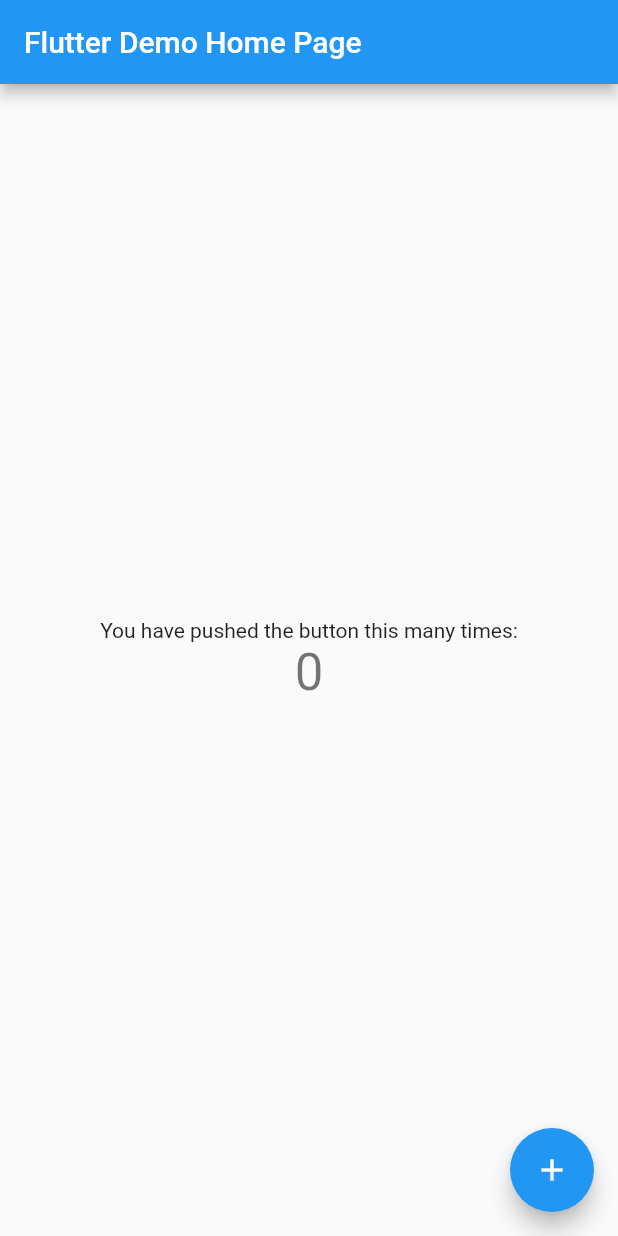
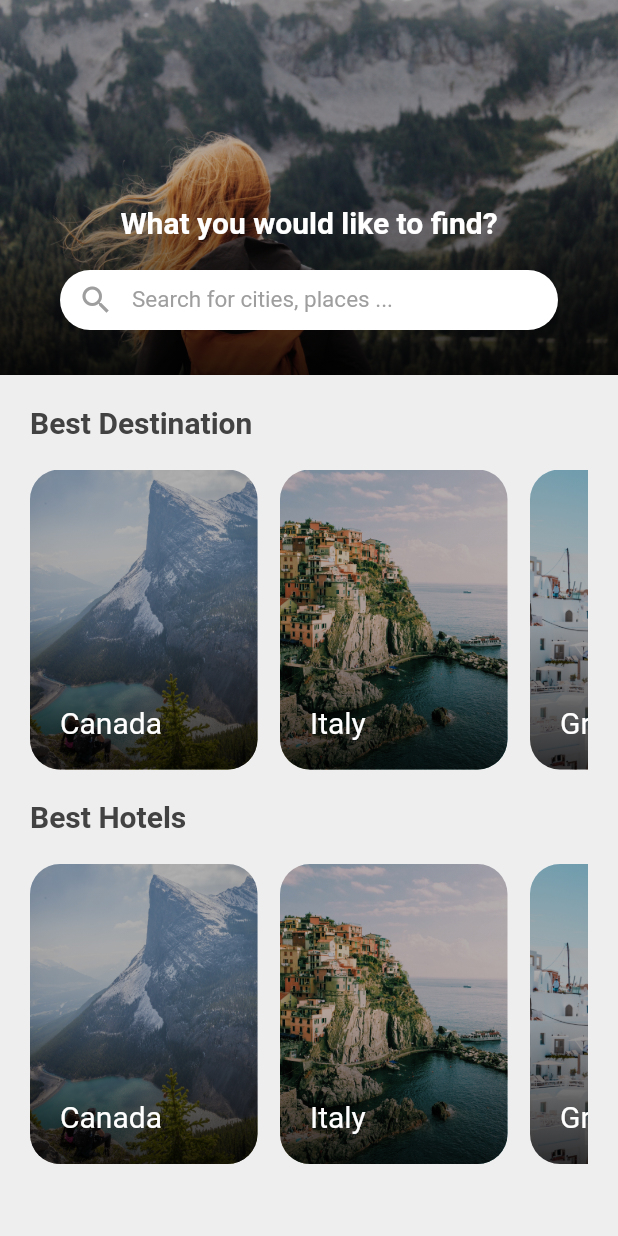
Before and after one commit to speauty/flutter_ui_examples, a Flutter app: the screen it shows after launch, on a phone screen of 412 x 824 dp. Run offline on Flutter 3.47's test engine with Material 2 defaults, Android fonts, the phone set to English and light mode, and no system bars; our stand-ins replace simple_animations.

Commit message:
feature: 完成旅游UI;

```diff
--- /dev/null
+++ b/lib/common/animations/fade_animation.dart
@@ -0,0 +1,41 @@
+import 'package:flutter/material.dart';
+import 'package:simple_animations/animation_builder/play_animation_builder.dart';
+import 'package:simple_animations/movie_tween/movie_tween.dart';
+
+class FadeAnimation extends StatelessWidget {
+  const FadeAnimation({
+    super.key,
+    required this.delay,
+    required this.child,
+  });
+
+  final double delay;
+  final Widget child;
+
+  @override
+  Widget build(BuildContext context) {
+    final MovieTween tween = MovieTween()
+      ..scene(
+        begin: const Duration(milliseconds: 0),
+        end: const Duration(milliseconds: 500),
+      ).tween('opacity', Tween<double>(begin: 0.0, end: 1.0))
+      ..scene(
+        begin: const Duration(milliseconds: 0),
+        end: const Duration(milliseconds: 500),
+        curve: Curves.easeIn,
+      ).tween('translateY', Tween<double>(begin: -30.0, end: 0.0));
+    return PlayAnimationBuilder<Movie>(
+      delay: Duration(milliseconds: (500 * delay).round()),
+      duration: tween.duration,
+      tween: tween,
+      child: child,
+      builder: (context, value, child) => Opacity(
+        opacity: value.get('opacity'),
+        child: Transform.translate(
+          offset: Offset(0, value.get('translateY')),
+          child: child,
+        ),
+      ),
+    );
+  }
+}
--- /dev/null
+++ b/lib/features/travel/pages/travel_page.dart
@@ -0,0 +1,163 @@
+import 'package:flutter/material.dart';
+import 'package:flutter_ui_examples/common/animations/fade_animation.dart';
+import 'package:flutter_ui_examples/features/travel/widgets/card_image_widget.dart';
+
+class TravelPage extends StatefulWidget {
+  const TravelPage({super.key});
+
+  @override
+  State<TravelPage> createState() => _TravelPageState();
+}
+
+class _TravelPageState extends State<TravelPage> {
+  List destinations = [
+    {"title": "Canada", "image": "assets/images/canada.jpg"},
+    {"title": "Italy", "image": "assets/images/Italy.jpg"},
+    {"title": "Greece", "image": "assets/images/greece.jpg"},
+    {"title": "United States", "image": "assets/images/united-states.jpg"},
+  ];
+
+  @override
+  Widget build(BuildContext context) {
+    return Scaffold(
+      backgroundColor: Colors.grey[200],
+      body: SafeArea(
+        child: SingleChildScrollView(
+          child: Column(
+            crossAxisAlignment: CrossAxisAlignment.start,
+            children: [
+              Container(
+                width: double.infinity,
+                height: 250,
+                decoration: const BoxDecoration(
+                  image: DecorationImage(
+                    image: AssetImage('assets/images/background.jpg'),
+                    fit: BoxFit.cover,
+                  ),
+                ),
+                child: Container(
+                  decoration: BoxDecoration(
+                    gradient: LinearGradient(
+                      begin: Alignment.bottomRight,
+                      colors: [
+                        Colors.black.withOpacity(.8),
+                        Colors.black.withOpacity(.2),
+                      ],
+                    ),
+                  ),
+                  child: Column(
+                    mainAxisAlignment: MainAxisAlignment.end,
+                    children: [
+                      const FadeAnimation(
+                        delay: 1.0,
+                        child: Text(
+                          'What you would like to find?',
+                          textAlign: TextAlign.center,
+                          style: TextStyle(
+                            color: Colors.white,
+                            fontSize: 20,
+                            fontWeight: FontWeight.bold,
+                          ),
+                        ),
+                      ),
+                      const SizedBox(height: 20),
+                      FadeAnimation(
+                        delay: 1.3,
+                        child: Container(
+                          height: 40,
+                          padding: const EdgeInsets.symmetric(vertical: 3),
+                          margin: const EdgeInsets.symmetric(horizontal: 40),
+                          decoration: BoxDecoration(
+                            borderRadius: BorderRadius.circular(30),
+                            color: Colors.white,
+                          ),
+                          child: const TextField(
+                            decoration: InputDecoration(
+                                border: InputBorder.none,
+                                prefixIcon: Icon(
+                                  Icons.search,
+                                  color: Colors.grey,
+                                ),
+                                hintStyle: TextStyle(
+                                  color: Colors.grey,
+                                  fontSize: 15,
+                                  height: 1.2,
+                                ),
+                                hintText: 'Search for cities, places ...'),
+                          ),
+                        ),
+                      ),
+                      const SizedBox(height: 30),
+                    ],
+                  ),
+                ),
+              ),
+              const SizedBox(height: 20),
+              Container(
+                padding: const EdgeInsets.symmetric(horizontal: 20),
+                child: Column(
+                  crossAxisAlignment: CrossAxisAlignment.start,
+                  children: [
+                    FadeAnimation(
+                      delay: 1.0,
+                      child: Text(
+                        'Best Destination',
+                        style: TextStyle(
+                          color: Colors.grey[800],
+                          fontSize: 20,
+                          fontWeight: FontWeight.bold,
+                        ),
+                      ),
+                    ),
+                    const SizedBox(height: 20),
+                    FadeAnimation(
+                      delay: 1.4,
+                      child: SizedBox(
+                        height: 200,
+                        child: ListView.builder(
+                          scrollDirection: Axis.horizontal,
+                          itemCount: destinations.length,
+                          itemBuilder: (_, index) => CardImageWidget(
+                            title: destinations[index]['title'],
+                            image: destinations[index]['image'],
+                          ),
+                        ),
+                      ),
+                    ),
+                    const SizedBox(height: 20),
+                    FadeAnimation(
+                      delay: 1.0,
+                      child: Text(
+                        'Best Hotels',
+                        style: TextStyle(
+                          color: Colors.grey[800],
+                          fontSize: 20,
+                          fontWeight: FontWeight.bold,
+                        ),
+                      ),
+                    ),
+                    const SizedBox(height: 20),
+                    FadeAnimation(
+                      delay: 1.4,
+                      child: SizedBox(
+                        height: 200,
+                        child: ListView.builder(
+                          scrollDirection: Axis.horizontal,
+                          itemCount: destinations.length,
+                          itemBuilder: (_, index) => CardImageWidget(
+                            title: destinations[index]['title'],
+                            image: destinations[index]['image'],
+                          ),
+                        ),
+                      ),
+                    ),
+                  ],
+                ),
+              ),
+            ],
+          ),
+        ),
+      ),
+    );
+  }
+}
--- /dev/null
+++ b/lib/features/travel/widgets/card_image_widget.dart
@@ -0,0 +1,52 @@
+import 'package:flutter/material.dart';
+
+class CardImageWidget extends StatelessWidget {
+  const CardImageWidget({
+    Key? key,
+    required this.title,
+    required this.image,
+  }) : super(key: key);
+
+  final String title;
+  final String image;
+
+  @override
+  Widget build(BuildContext context) {
+    return AspectRatio(
+      aspectRatio: 1 / 1.2,
+      child: Container(
+        margin: const EdgeInsets.only(right: 15),
+        decoration: BoxDecoration(
+          borderRadius: BorderRadius.circular(20),
+          image: DecorationImage(
+            image: AssetImage(image),
+            fit: BoxFit.cover,
+          ),
+        ),
+        child: Container(
+          padding: const EdgeInsets.all(20),
+          decoration: BoxDecoration(
+            borderRadius: BorderRadius.circular(20),
+            gradient: LinearGradient(
+              begin: Alignment.bottomRight,
+              colors: [
+                Colors.black.withOpacity(.8),
+                Colors.black.withOpacity(.3),
+              ],
+            ),
+          ),
+          child: Align(
+            alignment: Alignment.bottomLeft,
+            child: Text(
+              title,
+              style: const TextStyle(
+                color: Colors.white,
+                fontSize: 20,
+              ),
+            ),
+          ),
+        ),
+      ),
+    );
+  }
+}
--- a/lib/main.dart
+++ b/lib/main.dart
@@ -1,115 +1,9 @@
 import 'package:flutter/material.dart';
+import 'package:flutter_ui_examples/features/travel/pages/travel_page.dart';
 
-void main() {
-  runApp(const MyApp());
-}
-
-class MyApp extends StatelessWidget {
-  const MyApp({super.key});
-
-  // This widget is the root of your application.
-  @override
-  Widget build(BuildContext context) {
-    return MaterialApp(
-      title: 'Flutter Demo',
-      theme: ThemeData(
-        // This is the theme of your application.
-        //
-        // Try running your application with "flutter run". You'll see the
-        // application has a blue toolbar. Then, without quitting the app, try
-        // changing the primarySwatch below to Colors.green and then invoke
-        // "hot reload" (press "r" in the console where you ran "flutter run",
-        // or simply save your changes to "hot reload" in a Flutter IDE).
-        // Notice that the counter didn't reset back to zero; the application
-        // is not restarted.
-        primarySwatch: Colors.blue,
+void main() => runApp(
+      const MaterialApp(
+        debugShowCheckedModeBanner: false,
+        home: TravelPage(),
       ),
-      home: const MyHomePage(title: 'Flutter Demo Home Page'),
     );
-  }
-}
-
-class MyHomePage extends StatefulWidget {
-  const MyHomePage({super.key, required this.title});
-
-  // This widget is the home page of your application. It is stateful, meaning
-  // that it has a State object (defined below) that contains fields that affect
-  // how it looks.
-
-  // This class is the configuration for the state. It holds the values (in this
-  // case the title) provided by the parent (in this case the App widget) and
-  // used by the build method of the State. Fields in a Widget subclass are
-  // always marked "final".
-
-  final String title;
-
-  @override
-  State<MyHomePage> createState() => _MyHomePageState();
-}
-
-class _MyHomePageState extends State<MyHomePage> {
-  int _counter = 0;
-
-  void _incrementCounter() {
-    setState(() {
-      // This call to setState tells the Flutter framework that something has
-      // changed in this State, which causes it to rerun the build method below
-      // so that the display can reflect the updated values. If we changed
-      // _counter without calling setState(), then the build method would not be
-      // called again, and so nothing would appear to happen.
-      _counter++;
-    });
-  }
-
-  @override
-  Widget build(BuildContext context) {
-    // This method is rerun every time setState is called, for instance as done
-    // by the _incrementCounter method above.
-    //
-    // The Flutter framework has been optimized to make rerunning build methods
-    // fast, so that you can just rebuild anything that needs updating rather
-    // than having to individually change instances of widgets.
-    return Scaffold(
-      appBar: AppBar(
-        // Here we take the value from the MyHomePage object that was created by
-        // the App.build method, and use it to set our appbar title.
-        title: Text(widget.title),
-      ),
-      body: Center(
-        // Center is a layout widget. It takes a single child and positions it
-        // in the middle of the parent.
-        child: Column(
-          // Column is also a layout widget. It takes a list of children and
-          // arranges them vertically. By default, it sizes itself to fit its
-          // children horizontally, and tries to be as tall as its parent.
-          //
-          // Invoke "debug painting" (press "p" in the console, choose the
-          // "Toggle Debug Paint" action from the Flutter Inspector in Android
-          // Studio, or the "Toggle Debug Paint" command in Visual Studio Code)
-          // to see the wireframe for each widget.
-          //
-          // Column has various properties to control how it sizes itself and
-          // how it positions its children. Here we use mainAxisAlignment to
-          // center the children vertically; the main axis here is the vertical
-          // axis because Columns are vertical (the cross axis would be
-          // horizontal).
-          mainAxisAlignment: MainAxisAlignment.center,
-          children: <Widget>[
-            const Text(
-              'You have pushed the button this many times:',
-            ),
-            Text(
-              '$_counter',
-              style: Theme.of(context).textTheme.headline4,
-            ),
-          ],
-        ),
-      ),
-      floatingActionButton: FloatingActionButton(
-        onPressed: _incrementCounter,
-        tooltip: 'Increment',
-        child: const Icon(Icons.add),
-      ), // This trailing comma makes auto-formatting nicer for build methods.
-    );
-  }
-}
--- a/pubspec.yaml
+++ b/pubspec.yaml
@@ -32,7 +32,7 @@ dependencies:
   flutter:
     sdk: flutter
 
-
+  simple_animations: ^5.0.0+3
   # The following adds the Cupertino Icons font to your application.
   # Use with the CupertinoIcons class for iOS style icons.
   cupertino_icons: ^1.0.2
@@ -60,8 +60,8 @@ flutter:
   uses-material-design: true
 
   # To add assets to your application, add an assets section, like this:
-  # assets:
-  #   - images/a_dot_burr.jpeg
+  assets:
+    - assets/images/
   #   - images/a_dot_ham.jpeg
 
   # An image asset can refer to one or more resolution-specific "variants", see
```
Also changed, not shown: assets/images/Italy.jpg (added), assets/images/background.jpg (added), assets/images/canada.jpg (added), assets/images/greece.jpg (added), assets/images/united-states.jpg (added), assets/ui/travel.jpg (added), pubspec.lock.
